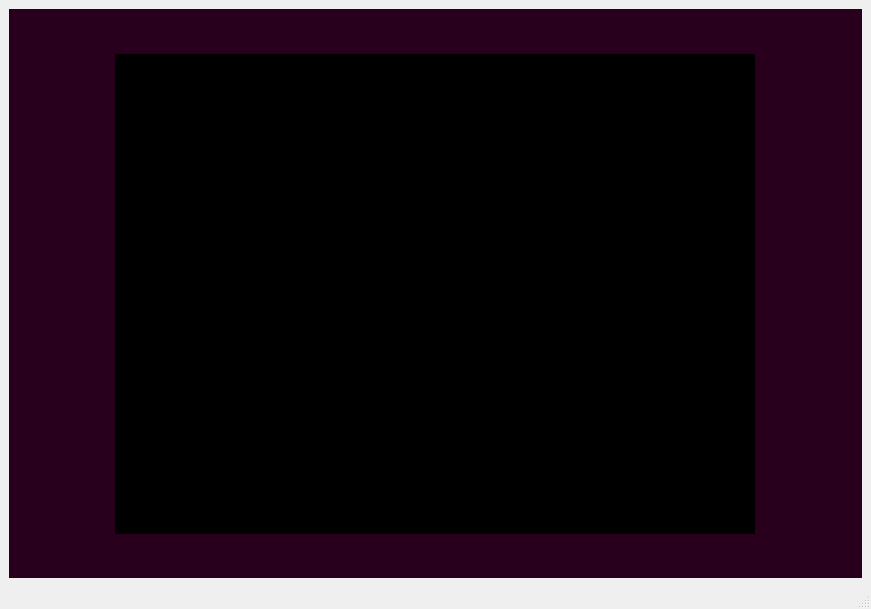
Qt form gui/static/main.ui (wnstjr9711/yolov5-deepsort) before a commit.
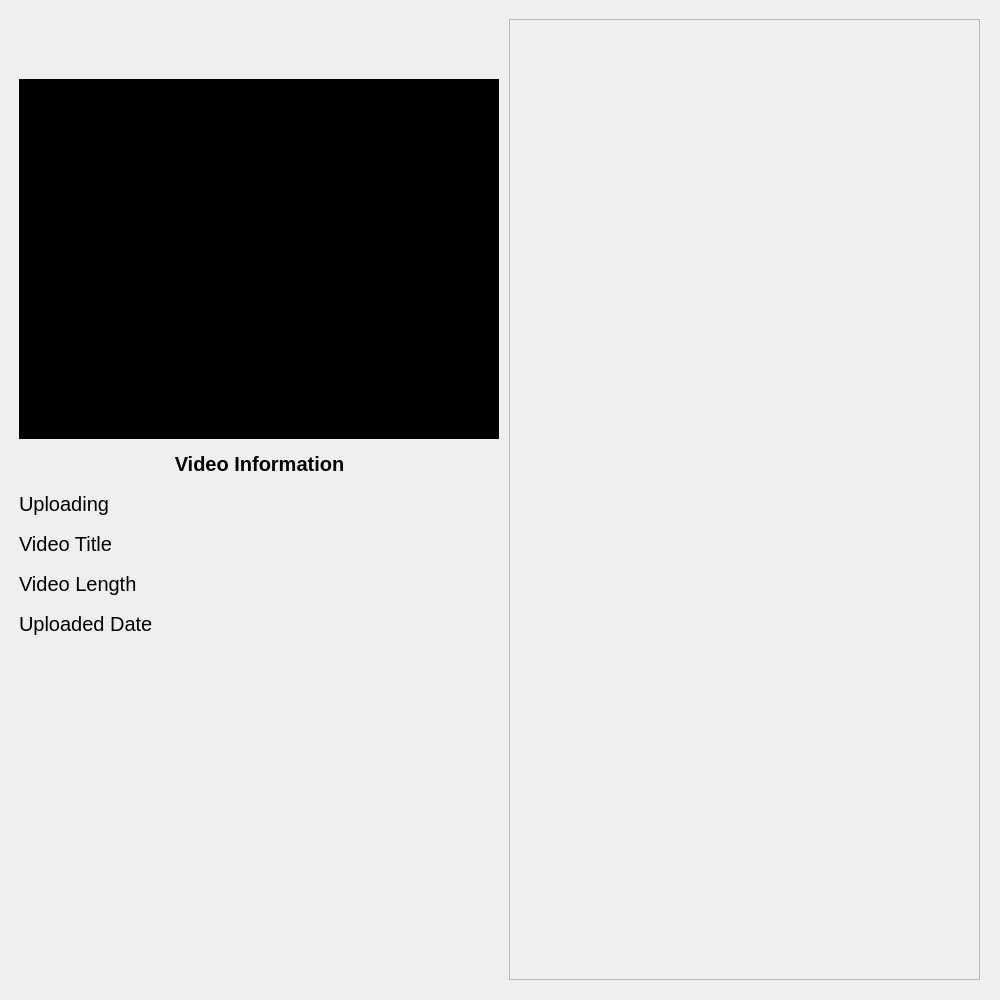
The same form after that commit. Icons and pictures are not drawn.

Commit message: yolov5 object detection & deepsort tracking V2(showing on gui)

```diff
--- a/gui/static/main.ui
+++ b/gui/static/main.ui
@@ -6,8 +6,8 @@
    <rect>
     <x>0</x>
     <y>0</y>
-    <width>871</width>
-    <height>609</height>
+    <width>1000</width>
+    <height>1000</height>
    </rect>
   </property>
   <property name="windowTitle">
@@ -18,44 +18,163 @@
     <item>
      <widget class="QWidget" name="widget" native="true">
       <property name="styleSheet">
-       <string notr="true">background-color: rgb(40, 0, 30);</string>
+       <string notr="true"/>
       </property>
       <widget class="QWidget" name="video" native="true">
        <property name="geometry">
         <rect>
-         <x>106</x>
-         <y>45</y>
-         <width>640</width>
-         <height>480</height>
+         <x>10</x>
+         <y>70</y>
+         <width>480</width>
+         <height>360</height>
         </rect>
        </property>
-       <property name="sizePolicy">
-        <sizepolicy hsizetype="Fixed" vsizetype="Fixed">
-         <horstretch>0</horstretch>
-         <verstretch>0</verstretch>
-        </sizepolicy>
-       </property>
-       <property name="minimumSize">
-        <size>
-         <width>640</width>
-         <height>480</height>
-        </size>
-       </property>
-       <property name="maximumSize">
-        <size>
-         <width>640</width>
-         <height>480</height>
-        </size>
-       </property>
        <property name="styleSheet">
         <string notr="true">background-color: rgb(0, 0, 0);</string>
        </property>
       </widget>
+      <widget class="QLabel" name="label">
+       <property name="geometry">
+        <rect>
+         <x>10</x>
+         <y>10</y>
+         <width>361</width>
+         <height>41</height>
+        </rect>
+       </property>
+       <property name="text">
+        <string/>
+       </property>
+       <property name="pixmap">
+        <pixmap>favicon.png</pixmap>
+       </property>
+       <property name="scaledContents">
+        <bool>true</bool>
+       </property>
+      </widget>
+      <widget class="QLabel" name="loading">
+       <property name="geometry">
+        <rect>
+         <x>10</x>
+         <y>480</y>
+         <width>481</width>
+         <height>30</height>
+        </rect>
+       </property>
+       <property name="font">
+        <font>
+         <pointsize>15</pointsize>
+        </font>
+       </property>
+       <property name="text">
+        <string>Uploading</string>
+       </property>
+      </widget>
+      <widget class="QLabel" name="title">
+       <property name="geometry">
+        <rect>
+         <x>10</x>
+         <y>520</y>
+         <width>481</width>
+         <height>30</height>
+        </rect>
+       </property>
+       <property name="font">
+        <font>
+         <pointsize>15</pointsize>
+        </font>
+       </property>
+       <property name="text">
+        <string>Video Title</string>
+       </property>
+      </widget>
+      <widget class="QLabel" name="length">
+       <property name="geometry">
+        <rect>
+         <x>10</x>
+         <y>560</y>
+         <width>481</width>
+         <height>30</height>
+        </rect>
+       </property>
+       <property name="font">
+        <font>
+         <pointsize>15</pointsize>
+        </font>
+       </property>
+       <property name="text">
+        <string>Video Length</string>
+       </property>
+      </widget>
+      <widget class="QLabel" name="date">
+       <property name="geometry">
+        <rect>
+         <x>10</x>
+         <y>600</y>
+         <width>481</width>
+         <height>30</height>
+        </rect>
+       </property>
+       <property name="font">
+        <font>
+         <pointsize>15</pointsize>
+        </font>
+       </property>
+       <property name="text">
+        <string>Uploaded Date</string>
+       </property>
+      </widget>
+      <widget class="QLabel" name="info">
+       <property name="geometry">
+        <rect>
+         <x>10</x>
+         <y>440</y>
+         <width>481</width>
+         <height>30</height>
+        </rect>
+       </property>
+       <property name="font">
+        <font>
+         <pointsize>15</pointsize>
+         <weight>75</weight>
+         <bold>true</bold>
+        </font>
+       </property>
+       <property name="text">
+        <string>Video Information</string>
+       </property>
+       <property name="alignment">
+        <set>Qt::AlignCenter</set>
+       </property>
+      </widget>
+      <widget class="QScrollArea" name="scrollArea">
+       <property name="geometry">
+        <rect>
+         <x>500</x>
+         <y>10</y>
+         <width>471</width>
+         <height>961</height>
+        </rect>
+       </property>
+       <property name="widgetResizable">
+        <bool>true</bool>
+       </property>
+       <widget class="QWidget" name="scrollAreaWidgetContents">
+        <property name="geometry">
+         <rect>
+          <x>0</x>
+          <y>0</y>
+          <width>469</width>
+          <height>959</height>
+         </rect>
+        </property>
+        <layout class="QVBoxLayout" name="verticalLayout_2"/>
+       </widget>
+      </widget>
      </widget>
     </item>
    </layout>
   </widget>
-  <widget class="QStatusBar" name="statusbar"/>
  </widget>
  <resources/>
  <connections/>
```
The commit also changes 6 other files.
